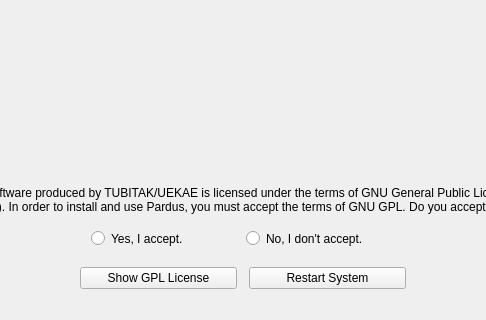
Qt form yali-proximate/yali/gui/Ui/welcomewidget.ui (pars-linux/uludag) before a commit; both pictures show x 152 to 638 and y 176 to 496 of the 790 by 496 pixel window.
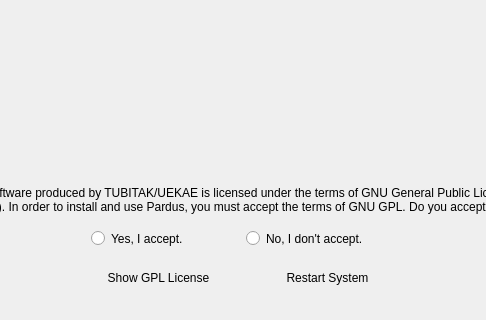
The same form after that commit. Icons and pictures are not drawn.

```diff
--- a/yali-proximate/yali/gui/Ui/welcomewidget.ui
+++ b/yali-proximate/yali/gui/Ui/welcomewidget.ui
@@ -175,6 +175,9 @@
          <property name="text" >
           <string>Show GPL License</string>
          </property>
+         <property name="flat">
+          <bool>true</bool>
+         </property>
         </widget>
        </item>
        <item>
@@ -191,6 +194,9 @@
          <property name="text" >
           <string>Restart System</string>
          </property>
+         <property name="flat">
+          <bool>true</bool>
+         </property>
         </widget>
        </item>
       </layout>
@@ -263,7 +269,7 @@
    </item>
   </layout>
  </widget>
- <layoutdefault spacing="6" margin="11" />
+ <layoutdefault spacing="6" margin="11"/>
  <pixmapfunction>qPixmapFromMimeSource</pixmapfunction>
  <tabstops>
   <tabstop>accept</tabstop>
```
Left out of the diff: 161 changed lines with no effect on the pictures.
